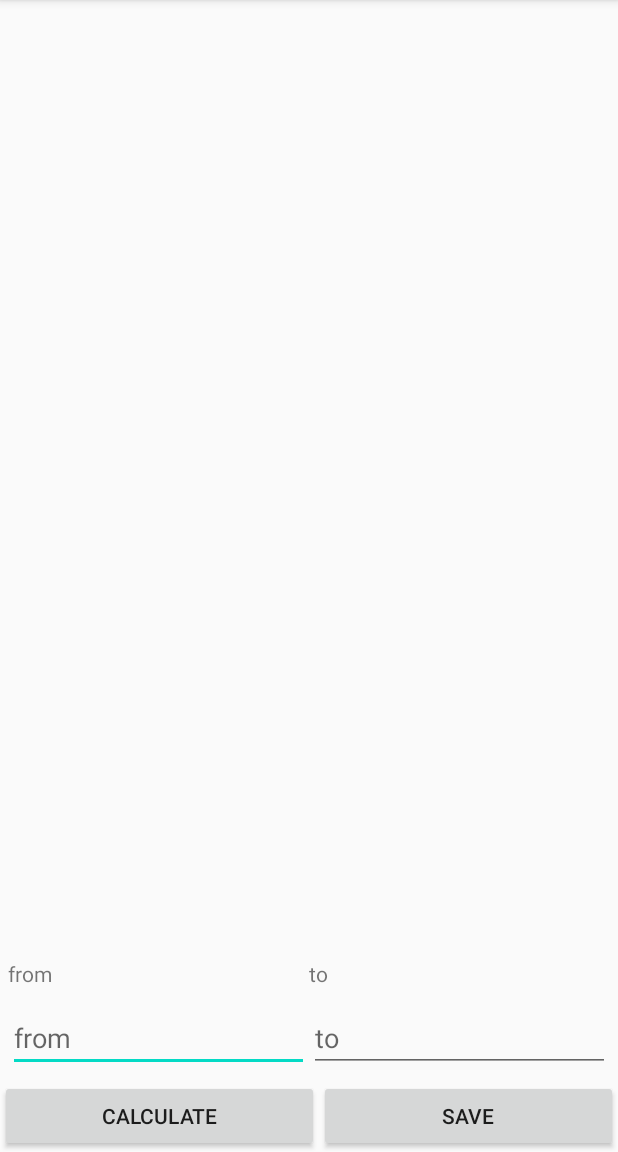
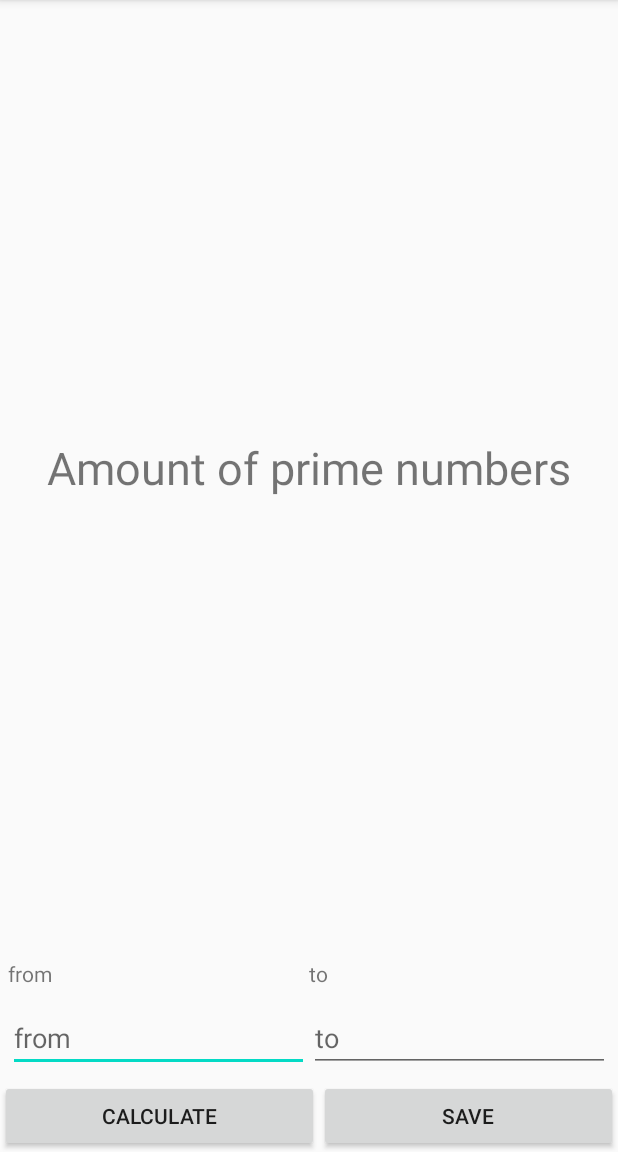
Before and after one commit to sebastianbocul/Couchbase-app, an Android app: the screen it shows after launch (MainActivity), on a phone screen of 412 x 824 dp, the part 84-1236 px from its top. Run offline under Robolectric (Android 15) with nearby library versions, the light colour scheme and no system bars; our stand-ins replace Dagger/Hilt's generated code; 3 statements that could not run were skipped.

Commit message:
Created listeners, added calculate prime numbers function, added RxJava

```diff
--- a/app/src/main/java/com/sebix/couchbase_app/di/AppModules.java
+++ b/app/src/main/java/com/sebix/couchbase_app/di/AppModules.java
@@ -20,5 +20,5 @@ class AppModules {
         return new MainRepository();
     }
 
-    //we will need to create database here
+    //we will need to init couchdatabase here
 }
--- a/app/src/main/java/com/sebix/couchbase_app/ui/MainFragment.java
+++ b/app/src/main/java/com/sebix/couchbase_app/ui/MainFragment.java
@@ -5,6 +5,8 @@ import android.util.Log;
 import android.view.LayoutInflater;
 import android.view.View;
 import android.view.ViewGroup;
+import android.widget.Button;
+import android.widget.TextView;
 
 import androidx.annotation.NonNull;
 import androidx.annotation.Nullable;
@@ -27,7 +29,8 @@ import dagger.hilt.android.AndroidEntryPoint;
 public class MainFragment extends Fragment {
     public MainViewModel mMainViewModel;
     private static final String TAG = "MainFragment";
-
+    private TextView mPrimeNumbersTextView;
+    private Button mCalculateButton;
     public static MainFragment newInstance() {
         return new MainFragment();
     }
@@ -42,16 +45,29 @@ public class MainFragment extends Fragment {
     public void onViewCreated(@NonNull View view, @Nullable Bundle savedInstanceState) {
         super.onViewCreated(view, savedInstanceState);
         mMainViewModel = new ViewModelProvider(this).get(MainViewModel.class);
+        mPrimeNumbersTextView=view.findViewById(R.id.prime_numbers);
+        mCalculateButton=view.findViewById(R.id.calculate_button);
+        setListeners();
         setObservers();
     }
 
+    private void setListeners() {
+        mCalculateButton.setOnClickListener(new View.OnClickListener() {
+            @Override
+            public void onClick(View v) {
+                Numbers numbers = new Numbers(1,10);
+                mMainViewModel.calculateAndUpdate(numbers);
+            }
+        });
+
+    }
 
     private void setObservers() {
         Log.d("MYLOG", "setObservers: ");
         mMainViewModel.getmNumbers().observe(getViewLifecycleOwner(), new Observer<Resource<Numbers>>() {
             @Override
             public void onChanged(Resource<Numbers> numbersResource) {
-                Log.d("MYLOG", "onChanged: " + numbersResource.data.getNumber2());
+                Log.d(TAG, "onChanged: " + numbersResource.data.toString());
                 if (numbersResource != null) {
                     switch (numbersResource.status) {
                         case SUCCESS: {
@@ -74,9 +90,15 @@ public class MainFragment extends Fragment {
             @Override
             public void onChanged(Resource<ArrayList<Integer>> arrayListResource) {
                 if (arrayListResource != null) {
+                    Log.d(TAG, "onChanged primeNumbers:" + arrayListResource.data.size());
                     switch (arrayListResource.status) {
                         case SUCCESS: {
                             Log.d(TAG, "onChanged getPrimeNumbers: arraySize: " + arrayListResource.data.size());
+                            if(arrayListResource.data==null){
+                                mPrimeNumbersTextView.setText("null");
+                                return;
+                            }
+                            mPrimeNumbersTextView.setText(String.valueOf(arrayListResource.data.size()));
                             break;
                         }
                         case ERROR: {
--- a/app/src/main/java/com/sebix/couchbase_app/utils/Resource.java
+++ b/app/src/main/java/com/sebix/couchbase_app/utils/Resource.java
@@ -36,5 +36,5 @@ public class Resource<T> {
     public static <T> Resource<T> calculating(@Nullable T data) {
         return new Resource<>(Status.CALCULATING, data, null);
     }
-    public enum Status {SUCCESS, ERROR, LOADING, EMPTY,CALCULATING}
+    public enum Status {SUCCESS, ERROR, LOADING, EMPTY, CALCULATING}
 }
--- a/app/src/main/res/layout/main_fragment.xml
+++ b/app/src/main/res/layout/main_fragment.xml
@@ -6,6 +6,21 @@
     android:orientation="vertical"
     tools:context=".ui.MainFragment">
 
+    <TextView
+        android:layout_width="wrap_content"
+        android:layout_height="wrap_content"
+        android:layout_gravity="center"
+        android:layout_weight="1"
+        android:gravity="bottom"
+        android:text="@string/prime_numbers"
+        android:textSize="30sp" />
+
+    <TextView
+        android:layout_width="wrap_content"
+        android:layout_height="wrap_content"
+        android:layout_gravity="center"
+        android:id="@+id/prime_numbers"
+        android:textSize="30sp" />
 
     <LinearLayout
         android:layout_width="match_parent"
@@ -42,15 +57,14 @@
             android:layout_weight="1"
             android:gravity="bottom"
             android:hint="from"
-            android:inputType="number"
-            />
+            android:inputType="number" />
 
         <EditText
             android:layout_width="match_parent"
             android:layout_height="wrap_content"
             android:layout_weight="1"
-            android:inputType="number"
-            android:hint="to"/>
+            android:hint="to"
+            android:inputType="number" />
     </LinearLayout>
 
     <LinearLayout
--- a/app/src/main/res/values/strings.xml
+++ b/app/src/main/res/values/strings.xml
@@ -2,4 +2,5 @@
     <string name="app_name">couchbase-app</string>
     <string name="calculate_button">Calculate</string>
     <string name="save_button">Save</string>
+    <string name="prime_numbers">Amount of prime numbers</string>
 </resources>
```
Also changed, not shown: app/build.gradle (+14 -5 lines), app/src/main/java/com/sebix/couchbase_app/models/Numbers.java (+8 -0 lines), app/src/main/java/com/sebix/couchbase_app/repositories/MainRepository.java (+5 -3 lines), app/src/main/java/com/sebix/couchbase_app/utils/CalculatePrimeNumbers.java (added, +28 -0 lines), app/src/main/java/com/sebix/couchbase_app/viewmodels/MainViewModel.java (+45 -15 lines), 1 other file.
